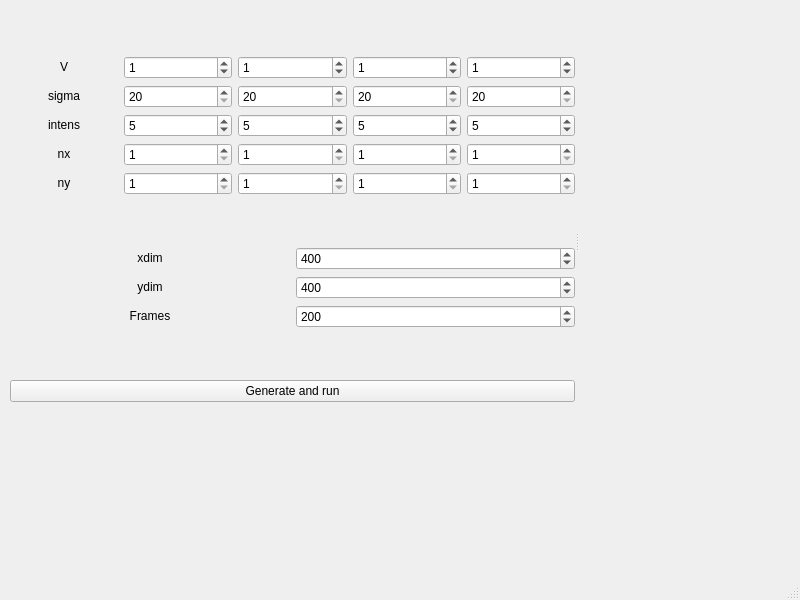
Old version of the form multy_matrix_window.ui in the repository tovarish-kapitan/my-first-repository.
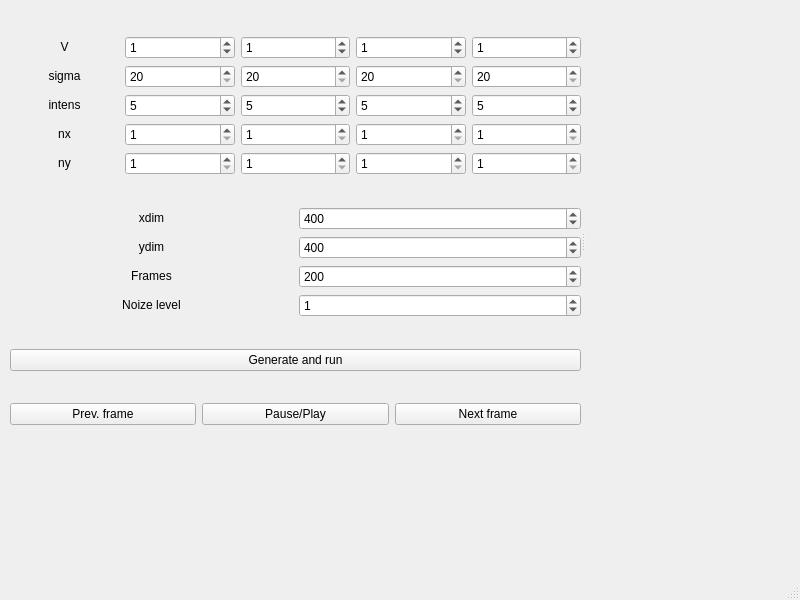
New version of the form. Custom widgets are drawn as their Qt base class.

```diff
--- a/multy_matrix_window.ui
+++ b/multy_matrix_window.ui
@@ -374,6 +374,23 @@
           </property>
          </widget>
         </item>
+        <item row="3" column="0">
+         <widget class="QLabel" name="label10">
+          <property name="text">
+           <string>&lt;html&gt;&lt;head/&gt;&lt;body&gt;&lt;p align=&quot;center&quot;&gt;Noize level&lt;/p&gt;&lt;/body&gt;&lt;/html&gt;</string>
+          </property>
+         </widget>
+        </item>
+        <item row="3" column="1">
+         <widget class="QSpinBox" name="noize">
+          <property name="maximum">
+           <number>10</number>
+          </property>
+          <property name="value">
+           <number>1</number>
+          </property>
+         </widget>
+        </item>
        </layout>
       </item>
       <item>
@@ -383,6 +400,31 @@
         </property>
        </widget>
       </item>
+      <item>
+       <layout class="QHBoxLayout" name="horizontalLayout">
+        <item>
+         <widget class="QPushButton" name="pushButton">
+          <property name="text">
+           <string>Prev. frame</string>
+          </property>
+         </widget>
+        </item>
+        <item>
+         <widget class="QPushButton" name="pause_btn">
+          <property name="text">
+           <string>Pause/Play</string>
+          </property>
+         </widget>
+        </item>
+        <item>
+         <widget class="QPushButton" name="pushButton_2">
+          <property name="text">
+           <string>Next frame</string>
+          </property>
+         </widget>
+        </item>
+       </layout>
+      </item>
       <item>
        <spacer name="horizontalSpacer">
         <property name="orientation">
```
Left out of the diff: 166 changed lines with no effect on the pictures.
